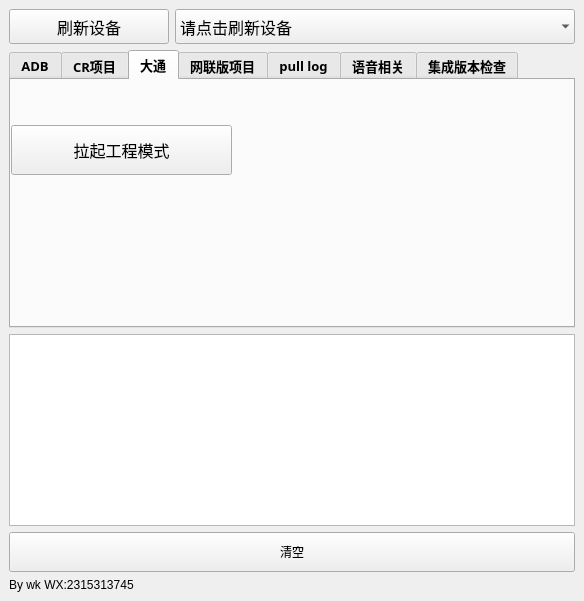
Before: the Qt Designer form adbtool.ui in wangke956/ADBTools, drawn with Qt 5.
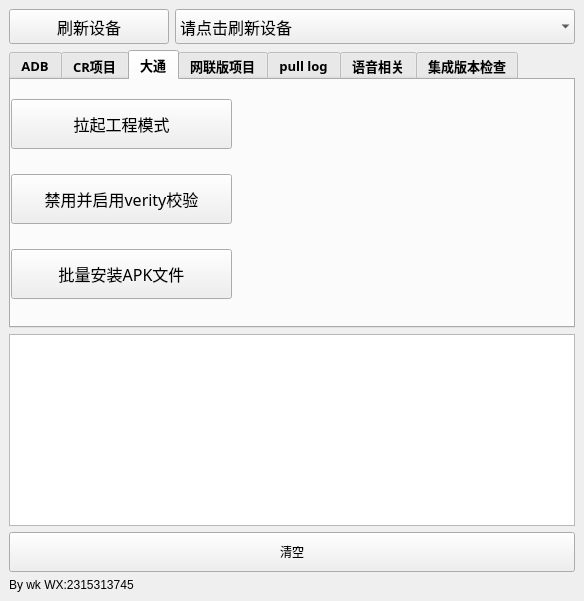
After: the same form once the commit is applied. The open tabs and pages were chosen to show the change.

What changed in the file:
```diff
--- a/adbtool.ui
+++ b/adbtool.ui
@@ -730,7 +730,7 @@
           <x>0</x>
           <y>0</y>
           <width>221</width>
-          <height>141</height>
+          <height>241</height>
          </rect>
         </property>
         <layout class="QVBoxLayout" name="verticalLayout_datong">
@@ -759,6 +759,56 @@
            </property>
           </widget>
          </item>
+         <item>
+          <widget class="QPushButton" name="datong_verity_button">
+           <property name="minimumSize">
+            <size>
+             <width>200</width>
+             <height>0</height>
+            </size>
+           </property>
+           <property name="maximumSize">
+            <size>
+             <width>16777215</width>
+             <height>50</height>
+            </size>
+           </property>
+           <property name="font">
+            <font>
+             <family>Arial Rounded MT Bold</family>
+             <pointsize>12</pointsize>
+            </font>
+           </property>
+           <property name="text">
+            <string>禁用并启用verity校验</string>
+           </property>
+          </widget>
+         </item>
+         <item>
+          <widget class="QPushButton" name="datong_batch_install_button">
+           <property name="minimumSize">
+            <size>
+             <width>200</width>
+             <height>0</height>
+            </size>
+           </property>
+           <property name="maximumSize">
+            <size>
+             <width>16777215</width>
+             <height>50</height>
+            </size>
+           </property>
+           <property name="font">
+            <font>
+             <family>Arial Rounded MT Bold</family>
+             <pointsize>12</pointsize>
+            </font>
+           </property>
+           <property name="text">
+            <string>批量安装APK文件</string>
+           </property>
+          </widget>
+         </item>
         </layout>
        </widget>
       </widget>
```
